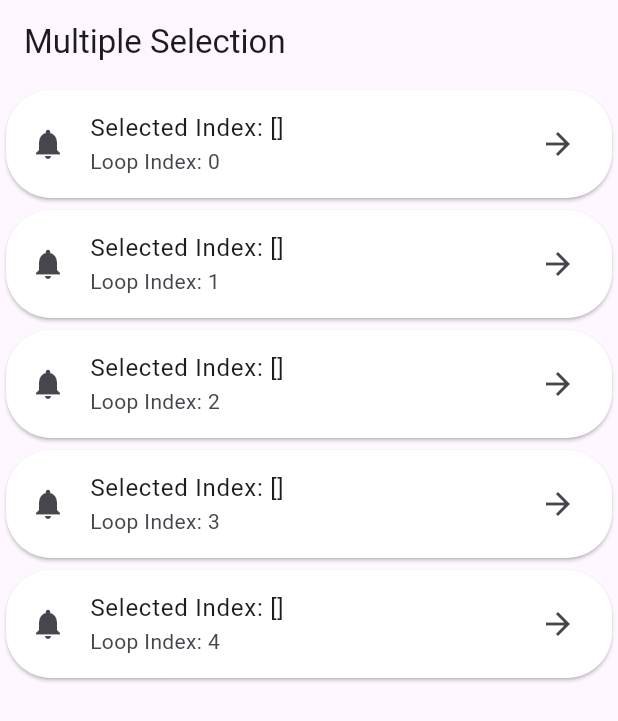
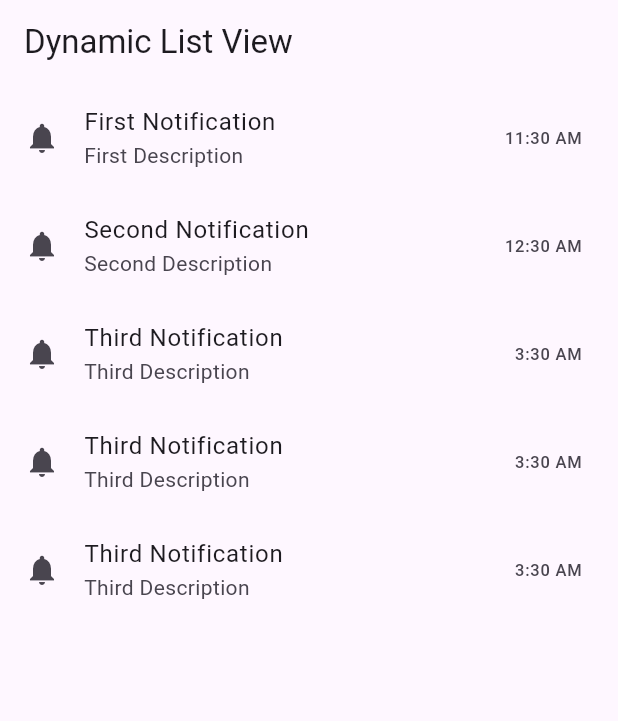
Before and after one commit to MuhammadAliKust/Haseeb-Project, a Flutter app: the screen it shows after launch, on a phone screen of 412 x 824 dp. Shown: the top 721 px of the screen. Run offline on Flutter 3.47's test engine with Material 3 defaults, Android fonts, the phone set to English and light mode, and no system bars; our stand-ins replace string_validator.

Commit message:
Dynamic List View Done

```diff
--- /dev/null
+++ b/lib/dynamic_list_view.dart
@@ -0,0 +1,52 @@
+import 'package:flutter/material.dart';
+import 'package:haseeb_project/models/notification.dart';
+
+class DynamicListView extends StatelessWidget {
+  DynamicListView({super.key});
+
+  List<NotificationModel> notificationList = [
+    NotificationModel(
+      title: "First Notification",
+      description: 'First Description',
+      time: '11:30 AM',
+    ),
+    NotificationModel(
+      title: "Second Notification",
+      description: 'Second Description',
+      time: '12:30 AM',
+    ),
+    NotificationModel(
+      title: "Third Notification",
+      description: 'Third Description',
+      time: '3:30 AM',
+    ),
+    NotificationModel(
+      title: "Third Notification",
+      description: 'Third Description',
+      time: '3:30 AM',
+    ),
+    NotificationModel(
+      title: "Third Notification",
+      description: 'Third Description',
+      time: '3:30 AM',
+    ),
+  ];
+
+  @override
+  Widget build(BuildContext context) {
+    return Scaffold(
+      appBar: AppBar(title: Text("Dynamic List View")),
+      body: ListView.builder(
+        itemCount: notificationList.length,
+        itemBuilder: (context, i) {
+          return ListTile(
+            leading: Icon(Icons.notifications),
+            title: Text(notificationList[i].title.toString()),
+            subtitle: Text(notificationList[i].description.toString()),
+            trailing: Text(notificationList[i].time.toString()),
+          );
+        },
+      ),
+    );
+  }
+}
--- a/lib/main.dart
+++ b/lib/main.dart
@@ -1,6 +1,7 @@
 import 'package:flutter/material.dart';
 import 'package:haseeb_project/single_selection.dart';
 
+import 'dynamic_list_view.dart';
 import 'list_view_demo.dart';
 import 'login.dart';
 import 'multiple_selection.dart';
@@ -15,7 +16,7 @@ class MyApp extends StatelessWidget {
   @override
   Widget build(BuildContext context) {
     return MaterialApp(
-      home: MultipleSelectionDemo(),
+      home: DynamicListView(),
       // home: Scaffold(
       //   appBar: AppBar(
       //     backgroundColor: Colors.blue,
--- /dev/null
+++ b/lib/models/notification.dart
@@ -0,0 +1,7 @@
+class NotificationModel{
+  final String title;
+  final String description;
+  final String time;
+
+  NotificationModel({required this.title, required this.description, required this.time});
+}
```
